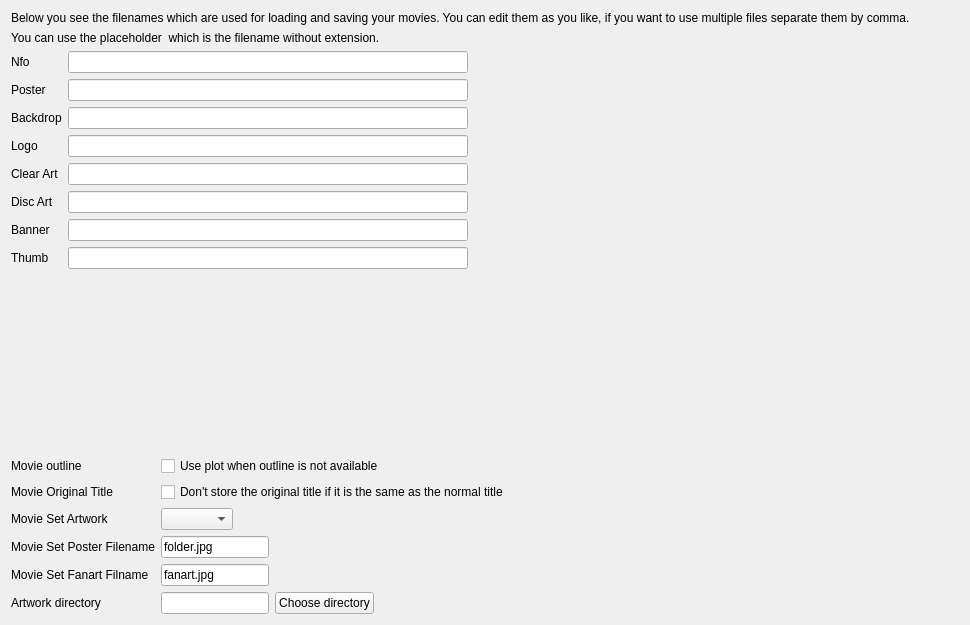
Qt form src/ui/settings/MovieSettingsWidget.ui (Komet/MediaElch) before a commit.
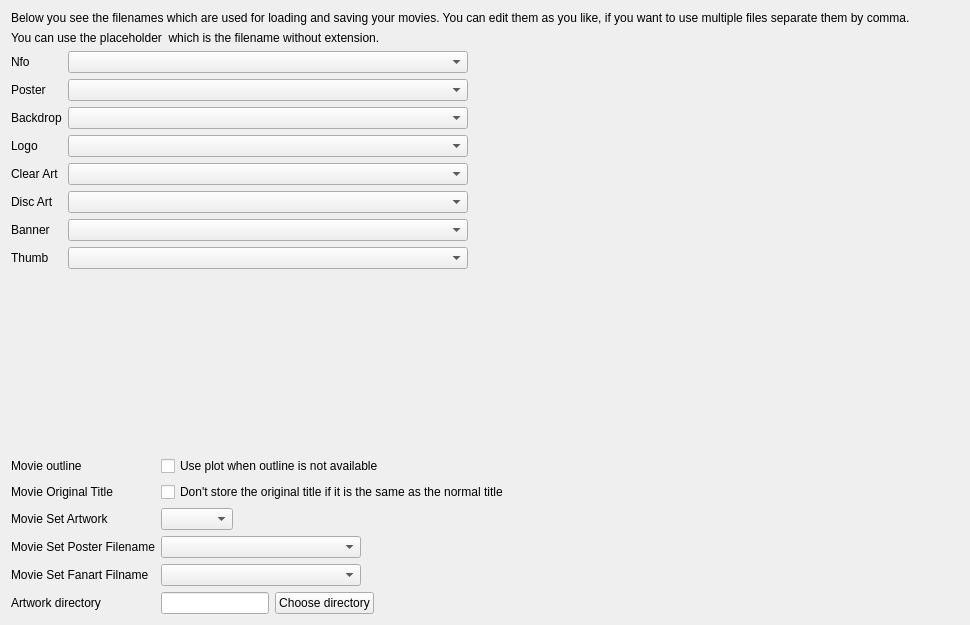
The same form after that commit. Custom widgets are drawn as their Qt base class.

Commit message:
[UI] Use QComboBox for PlaceholderLineEdit to provide default
This commit makes it possible to set default values for certain text
fields such as in the RenamerDialog.  This allows users to switch
back to defaults if they accidentally edited the box.

This is done for Renamer line edits.  Only few examples were edited by
default.

Diff of the .ui file:
```diff
--- a/src/ui/settings/MovieSettingsWidget.ui
+++ b/src/ui/settings/MovieSettingsWidget.ui
@@ -80,6 +80,18 @@
      </item>
      <item row="0" column="1">
       <widget class="PlaceholderLineEdit" name="movieNfo">
+       <property name="sizePolicy">
+        <sizepolicy hsizetype="MinimumExpanding" vsizetype="Fixed">
+         <horstretch>0</horstretch>
+         <verstretch>0</verstretch>
+        </sizepolicy>
+       </property>
+       <property name="minimumSize">
+        <size>
+         <width>200</width>
+         <height>0</height>
+        </size>
+       </property>
        <property name="maximumSize">
         <size>
          <width>400</width>
@@ -90,6 +102,18 @@
      </item>
      <item row="1" column="1">
       <widget class="PlaceholderLineEdit" name="moviePoster">
+       <property name="sizePolicy">
+        <sizepolicy hsizetype="MinimumExpanding" vsizetype="Fixed">
+         <horstretch>0</horstretch>
+         <verstretch>0</verstretch>
+        </sizepolicy>
+       </property>
+       <property name="minimumSize">
+        <size>
+         <width>200</width>
+         <height>0</height>
+        </size>
+       </property>
        <property name="maximumSize">
         <size>
          <width>400</width>
@@ -100,6 +124,18 @@
      </item>
      <item row="2" column="1">
       <widget class="PlaceholderLineEdit" name="movieBackdrop">
+       <property name="sizePolicy">
+        <sizepolicy hsizetype="MinimumExpanding" vsizetype="Fixed">
+         <horstretch>0</horstretch>
+         <verstretch>0</verstretch>
+        </sizepolicy>
+       </property>
+       <property name="minimumSize">
+        <size>
+         <width>200</width>
+         <height>0</height>
+        </size>
+       </property>
        <property name="maximumSize">
         <size>
          <width>400</width>
@@ -110,6 +146,18 @@
      </item>
      <item row="3" column="1">
       <widget class="PlaceholderLineEdit" name="movieLogo">
+       <property name="sizePolicy">
+        <sizepolicy hsizetype="MinimumExpanding" vsizetype="Fixed">
+         <horstretch>0</horstretch>
+         <verstretch>0</verstretch>
+        </sizepolicy>
+       </property>
+       <property name="minimumSize">
+        <size>
+         <width>200</width>
+         <height>0</height>
+        </size>
+       </property>
        <property name="maximumSize">
         <size>
          <width>400</width>
@@ -120,6 +168,18 @@
      </item>
      <item row="4" column="1">
       <widget class="PlaceholderLineEdit" name="movieClearArt">
+       <property name="sizePolicy">
+        <sizepolicy hsizetype="MinimumExpanding" vsizetype="Fixed">
+         <horstretch>0</horstretch>
+         <verstretch>0</verstretch>
+        </sizepolicy>
+       </property>
+       <property name="minimumSize">
+        <size>
+         <width>200</width>
+         <height>0</height>
+        </size>
+       </property>
        <property name="maximumSize">
         <size>
          <width>400</width>
@@ -130,6 +190,18 @@
      </item>
      <item row="5" column="1">
       <widget class="PlaceholderLineEdit" name="movieCdArt">
+       <property name="sizePolicy">
+        <sizepolicy hsizetype="MinimumExpanding" vsizetype="Fixed">
+         <horstretch>0</horstretch>
+         <verstretch>0</verstretch>
+        </sizepolicy>
+       </property>
+       <property name="minimumSize">
+        <size>
+         <width>200</width>
+         <height>0</height>
+        </size>
+       </property>
        <property name="maximumSize">
         <size>
          <width>400</width>
@@ -154,6 +226,18 @@
      </item>
      <item row="6" column="1">
       <widget class="PlaceholderLineEdit" name="movieBanner">
+       <property name="sizePolicy">
+        <sizepolicy hsizetype="MinimumExpanding" vsizetype="Fixed">
+         <horstretch>0</horstretch>
+         <verstretch>0</verstretch>
+        </sizepolicy>
+       </property>
+       <property name="minimumSize">
+        <size>
+         <width>200</width>
+         <height>0</height>
+        </size>
+       </property>
        <property name="maximumSize">
         <size>
          <width>400</width>
@@ -164,6 +248,18 @@
      </item>
      <item row="7" column="1">
       <widget class="PlaceholderLineEdit" name="movieThumb">
+       <property name="sizePolicy">
+        <sizepolicy hsizetype="MinimumExpanding" vsizetype="Fixed">
+         <horstretch>0</horstretch>
+         <verstretch>0</verstretch>
+        </sizepolicy>
+       </property>
+       <property name="minimumSize">
+        <size>
+         <width>200</width>
+         <height>0</height>
+        </size>
+       </property>
        <property name="maximumSize">
         <size>
          <width>400</width>
@@ -212,17 +308,32 @@
      </item>
      <item row="3" column="1">
       <widget class="PlaceholderLineEdit" name="movieSetPosterFileName">
-       <property name="text">
+       <property name="currentText">
         <string notr="true">folder.jpg</string>
        </property>
-       <property name="placeholderText">
-        <string>folder.jpg</string>
-       </property>
        <property name="placeholders" stdset="0">
         <stringlist notr="true">
          <string>setName</string>
         </stringlist>
        </property>
+       <property name="sizePolicy">
+        <sizepolicy hsizetype="MinimumExpanding" vsizetype="Fixed">
+         <horstretch>0</horstretch>
+         <verstretch>0</verstretch>
+        </sizepolicy>
+       </property>
+       <property name="minimumSize">
+        <size>
+         <width>200</width>
+         <height>0</height>
+        </size>
+       </property>
+       <property name="maximumSize">
+        <size>
+         <width>400</width>
+         <height>16777215</height>
+        </size>
+       </property>
       </widget>
      </item>
      <item row="4" column="0">
@@ -234,10 +345,7 @@
      </item>
      <item row="4" column="1">
       <widget class="PlaceholderLineEdit" name="movieSetFanartFileName">
-       <property name="text">
-        <string>fanart.jpg</string>
-       </property>
-       <property name="placeholderText">
+       <property name="currentText">
         <string>fanart.jpg</string>
        </property>
        <property name="placeholders" stdset="0">
@@ -245,6 +353,24 @@
          <string>setName</string>
         </stringlist>
        </property>
+       <property name="sizePolicy">
+        <sizepolicy hsizetype="MinimumExpanding" vsizetype="Fixed">
+         <horstretch>0</horstretch>
+         <verstretch>0</verstretch>
+        </sizepolicy>
+       </property>
+       <property name="minimumSize">
+        <size>
+         <width>200</width>
+         <height>0</height>
+        </size>
+       </property>
+       <property name="maximumSize">
+        <size>
+         <width>400</width>
+         <height>16777215</height>
+        </size>
+       </property>
       </widget>
      </item>
      <item row="5" column="0">
@@ -289,7 +415,7 @@
  <customwidgets>
   <customwidget>
    <class>PlaceholderLineEdit</class>
-   <extends>QLineEdit</extends>
+   <extends>QComboBox</extends>
    <header location="global">ui/small_widgets/PlaceholderLineEdit.h</header>
   </customwidget>
  </customwidgets>
```
The commit also changes 13 other files.
